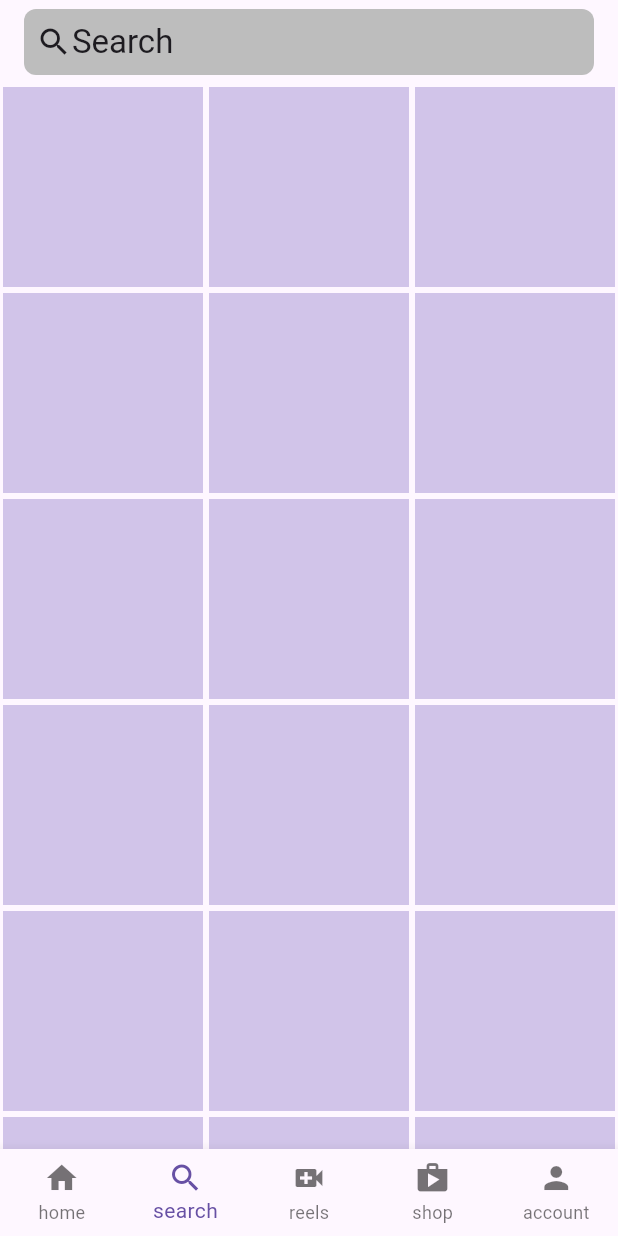
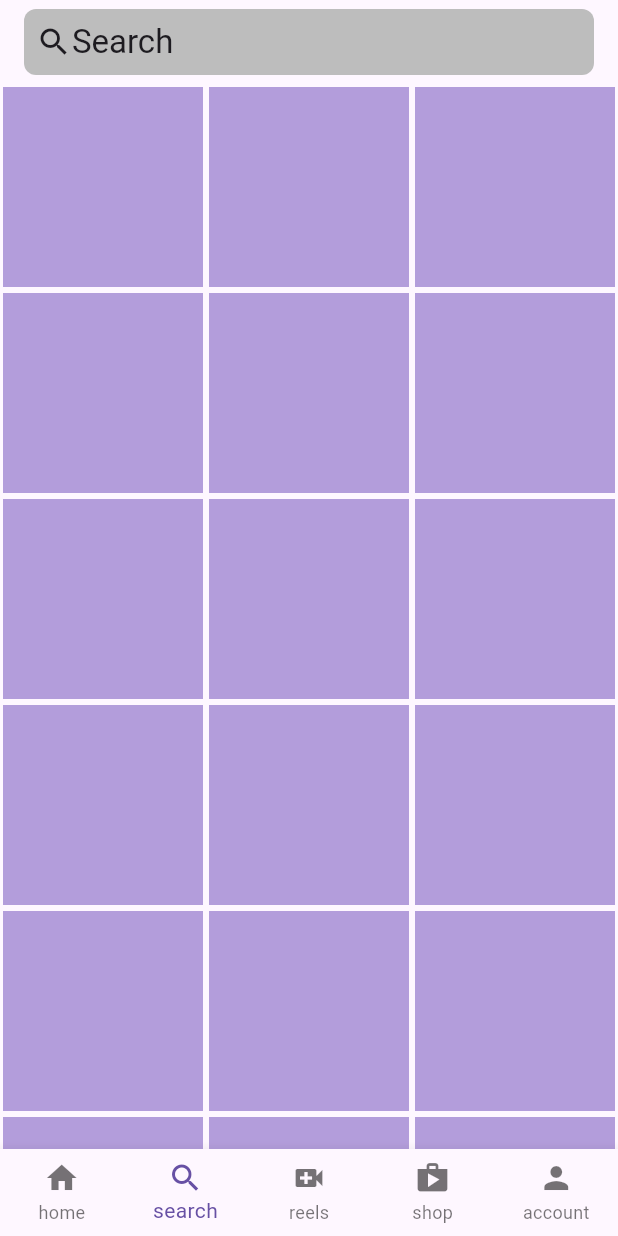
Before and after one commit to yosefsahle/flutter_instagram_clone, a Flutter app: the screen it shows after launch, item 2 of the bottom bar chosen, on a phone screen of 412 x 824 dp. Run offline on Flutter 3.47's test engine with Material 3 defaults, Android fonts, the phone set to English and light mode, and no system bars.

Commit message:
Update explore_grid.dart

```diff
--- a/instagram_clone/lib/util/explore_grid.dart
+++ b/instagram_clone/lib/util/explore_grid.dart
@@ -11,7 +11,7 @@ class ExploreGrid extends StatelessWidget {
         return Padding(
           padding: const EdgeInsets.all(2.0),
           child: Container(
-            color: Colors.deepPurple[100],
+            color: Colors.deepPurple[200],
           ),
         );
       },
```
